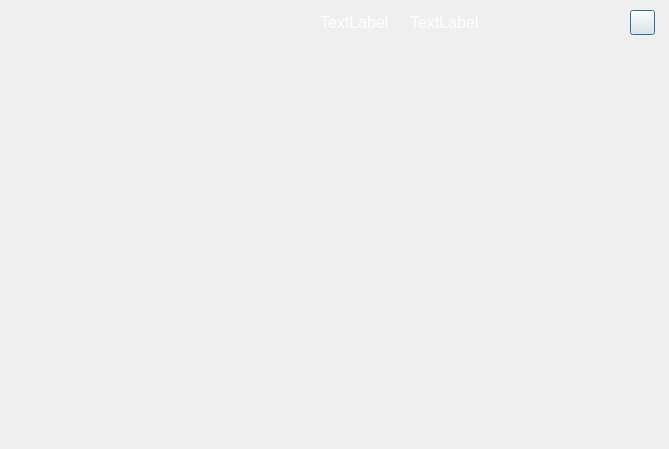
Qt form NICU/ecgtest_dialog.ui (xxnmt/Ot_MainWin_system) before a commit.
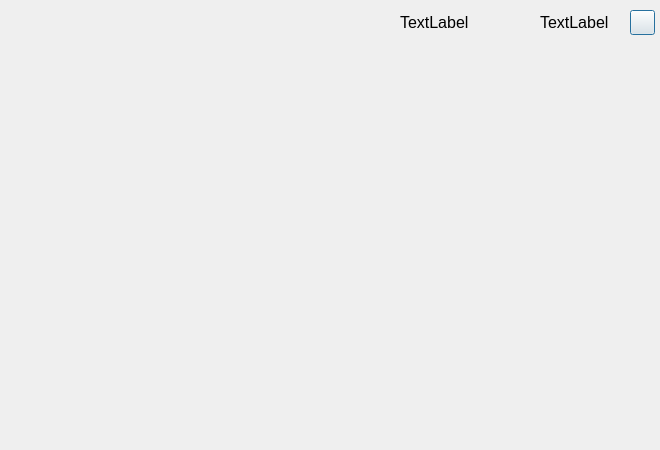
The same form after that commit. Icons and pictures are not drawn.

```diff
--- a/NICU/ecgtest_dialog.ui
+++ b/NICU/ecgtest_dialog.ui
@@ -6,8 +6,8 @@
    <rect>
     <x>0</x>
     <y>0</y>
-    <width>669</width>
-    <height>449</height>
+    <width>660</width>
+    <height>450</height>
    </rect>
   </property>
   <property name="windowTitle">
@@ -35,7 +35,7 @@
   <widget class="QLabel" name="label_UserName">
    <property name="geometry">
     <rect>
-     <x>320</x>
+     <x>400</x>
      <y>10</y>
      <width>70</width>
      <height>25</height>
@@ -46,6 +46,9 @@
      <pointsize>12</pointsize>
     </font>
    </property>
+   <property name="styleSheet">
+    <string notr="true">color: rgb(0, 0, 0);</string>
+   </property>
    <property name="text">
     <string>TextLabel</string>
    </property>
@@ -53,7 +56,7 @@
   <widget class="QLabel" name="label_UserAge">
    <property name="geometry">
     <rect>
-     <x>410</x>
+     <x>540</x>
      <y>10</y>
      <width>70</width>
      <height>25</height>
@@ -64,6 +67,9 @@
      <pointsize>12</pointsize>
     </font>
    </property>
+   <property name="styleSheet">
+    <string notr="true">color: rgb(0, 0, 0);</string>
+   </property>
    <property name="text">
     <string>TextLabel</string>
    </property>
```
